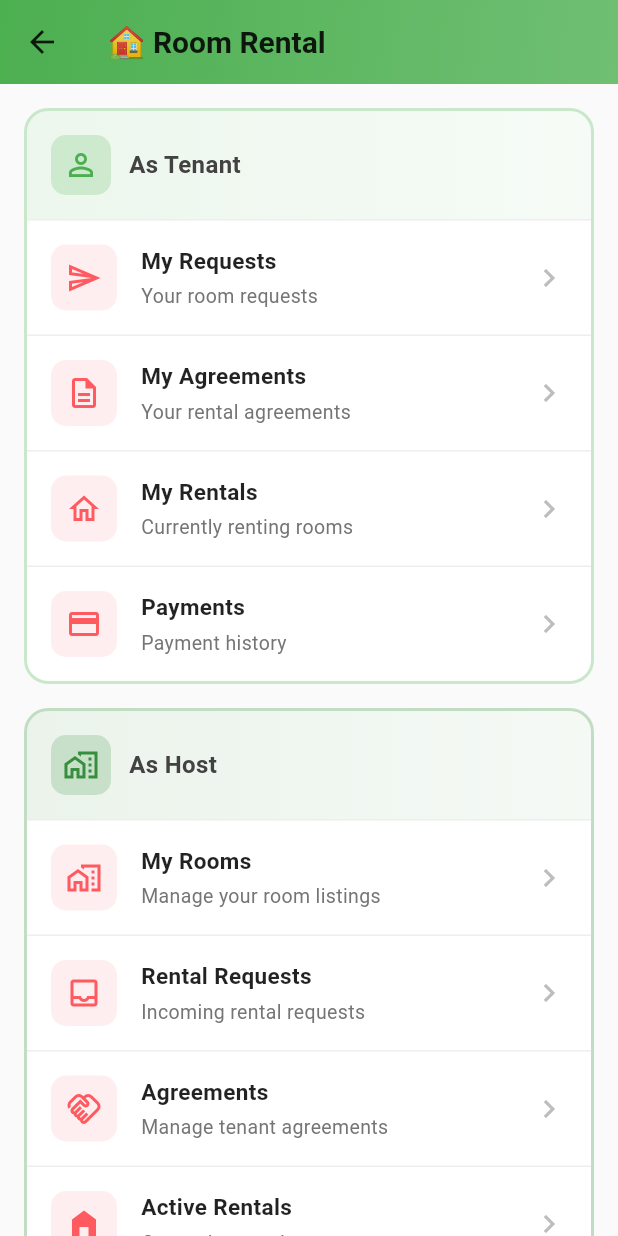
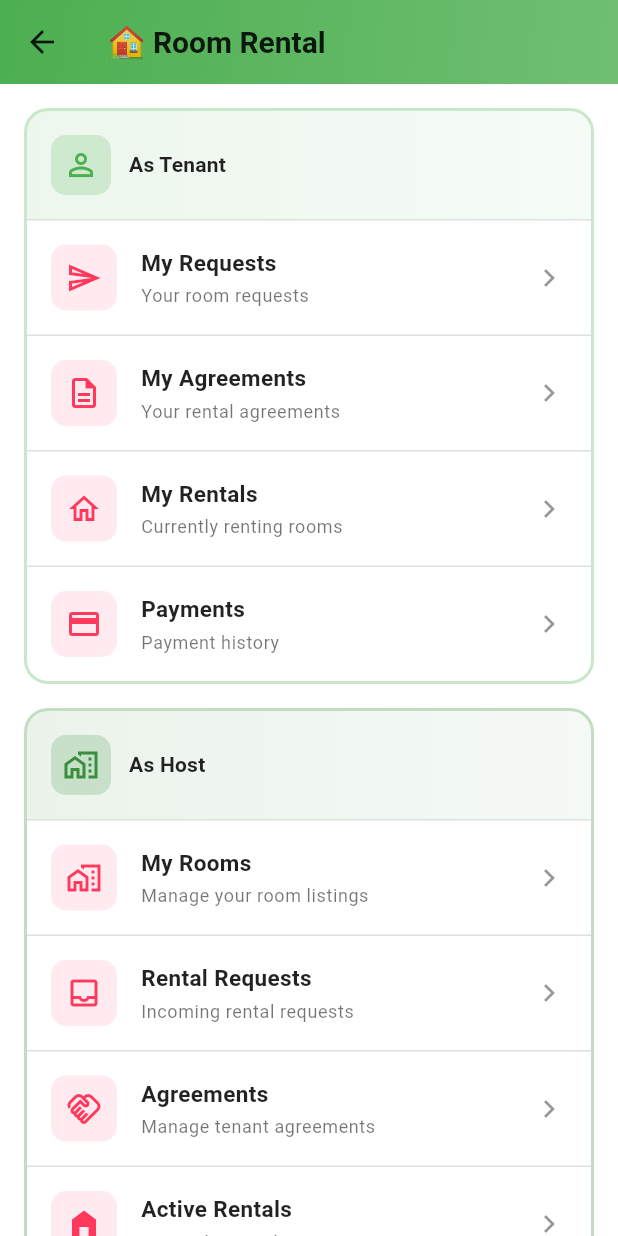
Before and after one commit to iamdazkdev/Rental-Home-Project, a Flutter app: the RoomRentalHubScreen screen opened directly, on a phone screen of 412 x 824 dp. Run offline on Flutter 3.47's test engine with Material 3 defaults, Android fonts, the phone set to English and light mode, and no system bars; our stand-ins replace app_links, cached_network_image, carousel_slider, equatable, firebase_core, firebase_messaging and 12 more; accounts and stored records are empty; generated files the repository leaves out were written again; network calls fail; project files that could hold a hidden picture were left out.

Commit message:
feat: refactor theme usage to utilize Theme.of(context) for consistency

```diff
--- a/mobile/lib/screens/hubs/room_rental_hub_screen.dart
+++ b/mobile/lib/screens/hubs/room_rental_hub_screen.dart
@@ -1,6 +1,5 @@
 import 'package:flutter/material.dart';
 
-import '../../config/app_theme.dart';
 import '../room_rental/host_active_rentals_screen.dart';
 import '../room_rental/host_agreements_screen.dart';
 import '../room_rental/host_payments_screen.dart';
@@ -17,7 +16,7 @@
   @override
   Widget build(BuildContext context) {
     return Scaffold(
-      backgroundColor: Colors.grey[50],
+      backgroundColor: Theme.of(context).scaffoldBackgroundColor,
       appBar: AppBar(
         title: const Text(
           '🏠 Room Rental',
@@ -191,7 +190,7 @@
   }) {
     return Container(
       decoration: BoxDecoration(
-        color: Colors.white,
+        color: Theme.of(context).cardColor,
         borderRadius: BorderRadius.circular(16),
         border: Border.all(
           color: color.withValues(alpha: 0.3),
@@ -228,11 +227,9 @@
                 const SizedBox(width: 12),
                 Text(
                   title,
-                  style: TextStyle(
-                    fontSize: 16,
-                    fontWeight: FontWeight.bold,
-                    color: Colors.grey[800],
-                  ),
+                  style: Theme.of(context).textTheme.titleMedium?.copyWith(
+                        fontWeight: FontWeight.bold,
+                      ),
                 ),
               ],
             ),
@@ -265,7 +262,7 @@
         padding: const EdgeInsets.all(16),
         decoration: BoxDecoration(
           border: Border(
-            top: BorderSide(color: Colors.grey[200]!),
+            top: BorderSide(color: Theme.of(context).dividerColor),
           ),
         ),
         child: Row(
@@ -273,10 +270,11 @@
             Container(
               padding: const EdgeInsets.all(10),
               decoration: BoxDecoration(
-                color: AppTheme.primaryColor.withValues(alpha: 0.1),
+                color: Theme.of(context).primaryColor.withValues(alpha: 0.1),
                 borderRadius: BorderRadius.circular(10),
               ),
-              child: Icon(icon, color: AppTheme.primaryColor, size: 24),
+              child:
+                  Icon(icon, color: Theme.of(context).primaryColor, size: 24),
             ),
             const SizedBox(width: 16),
             Expanded(
@@ -293,17 +291,14 @@
                   const SizedBox(height: 4),
                   Text(
                     subtitle,
-                    style: TextStyle(
-                      fontSize: 13,
-                      color: Colors.grey[600],
-                    ),
+                    style: Theme.of(context).textTheme.bodySmall,
                   ),
                 ],
               ),
             ),
             Icon(
               Icons.chevron_right,
-              color: Colors.grey[400],
+              color: Theme.of(context).iconTheme.color?.withValues(alpha: 0.4),
             ),
           ],
         ),
--- a/mobile/lib/screens/roommate/my_roommate_posts_screen.dart
+++ b/mobile/lib/screens/roommate/my_roommate_posts_screen.dart
@@ -1,7 +1,6 @@
 import 'package:flutter/material.dart';
 import 'package:provider/provider.dart';
 
-import '../../config/app_theme.dart';
 import '../../models/roommate.dart';
 import '../../providers/auth_provider.dart';
 import '../../services/roommate_service.dart';
@@ -398,7 +397,7 @@
 
     switch (post.status.value) {
       case 'ACTIVE':
-        color = AppTheme.successColor;
+        color = Colors.green;
         text = 'Active';
         break;
       case 'MATCHED':
```
Also changed, not shown: mobile/lib/screens/hubs/roommate_hub_screen.dart (+11 -16 lines), mobile/lib/screens/review/reviews_list_screen.dart (+3 -4 lines), mobile/lib/screens/review/submit_review_screen.dart (+5 -5 lines), mobile/lib/screens/room_rental/host_rental_requests_screen.dart (+12 -8 lines), mobile/lib/screens/roommate/create_roommate_post_screen.dart (+6 -15 lines), mobile/lib/screens/roommate/my_roommate_requests_screen.dart (+9 -8 lines).
